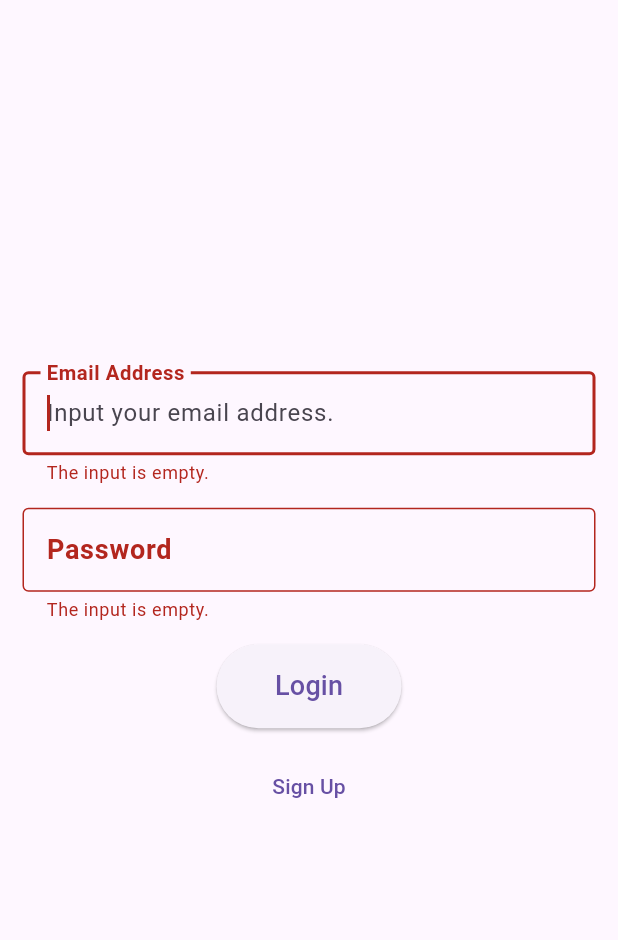
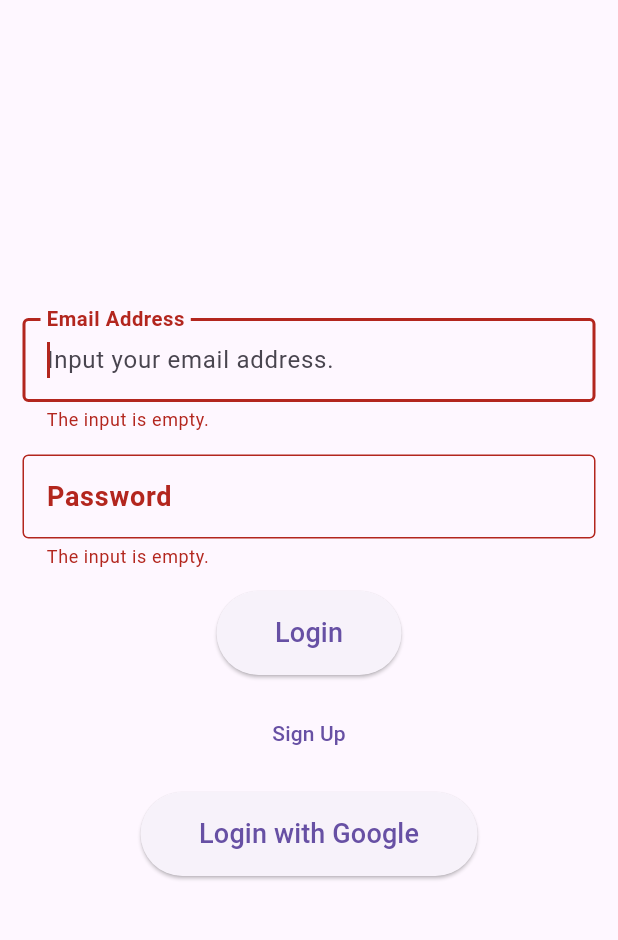
Before and after one commit to sysmae/invitationgen, a Flutter app: the screen it shows after launch, after a tap on "Login", on a phone screen of 412 x 824 dp, the part 63-1003 px from its top. Run offline on Flutter 3.47's test engine with Material 3 defaults, Android fonts, the phone set to English and light mode, and no system bars; our stand-ins replace firebase_auth, firebase_core, google_sign_in; accounts and stored records are empty.

Commit message:
구글 로그인 및 sha키까지 추가(로컬로도 구글 로그인 테스트 가능)

```diff
--- a/lib/home.dart
+++ b/lib/home.dart
@@ -12,7 +12,7 @@ class HomePage extends StatefulWidget {
 class _HomePageState extends State<HomePage> {
   @override
   Widget build(BuildContext context) {
-    return StreamBuilder(
+    return StreamBuilder<User?>(
       stream: FirebaseAuth.instance.authStateChanges(),
       builder: (BuildContext context, AsyncSnapshot<User?> user) {
         if (!user.hasData) {
@@ -20,13 +20,13 @@ class _HomePageState extends State<HomePage> {
         } else {
           return Scaffold(
             appBar: AppBar(
-              title: const Text("Firebase App"),
+              title: const Text("초대장 생성 앱"),
               actions: [
                 IconButton(
                   icon: const Icon(Icons.logout),
                   onPressed: () async {
                     await FirebaseAuth.instance.signOut().then(
-                          (_) => Navigator.pushNamed(context, "/login"),
+                          (_) => Navigator.pushNamedAndRemoveUntil(context, "/login", (route) => false),
                     );
                   },
                 ),
--- a/lib/login.dart
+++ b/lib/login.dart
@@ -1,5 +1,6 @@
 import 'package:firebase_auth/firebase_auth.dart';
 import 'package:flutter/material.dart';
+import 'package:google_sign_in/google_sign_in.dart';
 
 class LoginPage extends StatefulWidget {
   const LoginPage({super.key});
@@ -12,6 +13,41 @@ class _LoginPageState extends State<LoginPage> {
   final _key = GlobalKey<FormState>();
   final TextEditingController _emailController = TextEditingController();
   final TextEditingController _pwdController = TextEditingController();
+
+  @override
+  void initState() {
+    super.initState();
+    // 앱 시작 시 사용자가 로그인 상태인지 확인
+    _checkUserLoggedIn();
+  }
+
+  void _checkUserLoggedIn() async {
+    User? user = FirebaseAuth.instance.currentUser;
+    if (user != null) {
+      // 사용자가 로그인된 상태이면 메인 화면으로 이동
+      Navigator.pushNamed(context, "/");
+    }
+  }
+
+  Future<void> signInWithGoogle(BuildContext context) async {
+    try {
+      GoogleSignIn _googleSignIn = GoogleSignIn();
+      GoogleSignInAccount? _account = await _googleSignIn.signIn();
+      if (_account != null) {
+        final GoogleSignInAuthentication _auth = await _account.authentication;
+        final credential = GoogleAuthProvider.credential(
+          accessToken: _auth.accessToken,
+          idToken: _auth.idToken,
+        );
+
+        await FirebaseAuth.instance.signInWithCredential(credential);
+        // 로그인 성공 후 메인 화면으로 이동
+        Navigator.pushNamed(context, "/");
+      }
+    } catch (error) {
+      debugPrint("Google sign-in failed: $error");
+    }
+  }
 
   @override
   Widget build(BuildContext context) {
@@ -35,6 +71,8 @@ class _LoginPageState extends State<LoginPage> {
                   onPressed: () => Navigator.pushNamed(context, '/signup'),
                   child: const Text("Sign Up"),
                 ),
+                const SizedBox(height: 15),
+                googleSignInButton(),
               ],
             ),
           ),
@@ -94,8 +132,7 @@ class _LoginPageState extends State<LoginPage> {
       onPressed: () async {
         if (_key.currentState!.validate()) {
           try {
-            await FirebaseAuth.instance
-                .signInWithEmailAndPassword(
+            await FirebaseAuth.instance.signInWithEmailAndPassword(
                 email: _emailController.text,
                 password: _pwdController.text)
                 .then((_) => Navigator.pushNamed(context, "/"));
@@ -119,4 +156,19 @@ class _LoginPageState extends State<LoginPage> {
       ),
     );
   }
+
+  ElevatedButton googleSignInButton() {
+    return ElevatedButton(
+      onPressed: () => signInWithGoogle(context),
+      child: Container(
+        padding: const EdgeInsets.all(15),
+        child: const Text(
+          "Login with Google",
+          style: TextStyle(
+            fontSize: 18,
+          ),
+        ),
+      ),
+    );
+  }
 }
--- a/lib/main.dart
+++ b/lib/main.dart
@@ -16,7 +16,7 @@ class MyApp extends StatelessWidget {
   @override
   Widget build(BuildContext context) {
     return MaterialApp(
-      title: 'Flutter Demo',
+      title: '초대장 생성 앱',
       theme: ThemeData(
         primarySwatch: Colors.blue,
       ),
--- a/pubspec.yaml
+++ b/pubspec.yaml
@@ -37,6 +37,8 @@ dependencies:
   cupertino_icons: ^1.0.8
   firebase_core: ^3.6.0
   firebase_auth: ^5.3.1
+  google_sign_in: ^6.0.1
+
 
 dev_dependencies:
   flutter_test:
```
Also changed, not shown: pubspec.lock.
